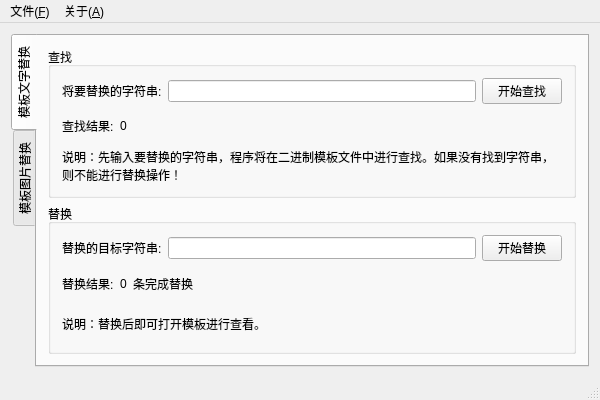
Qt form ReplaceAETemplate/Resource/replaceaetemplate.ui (csuft/ResourceReplacer) before a commit.
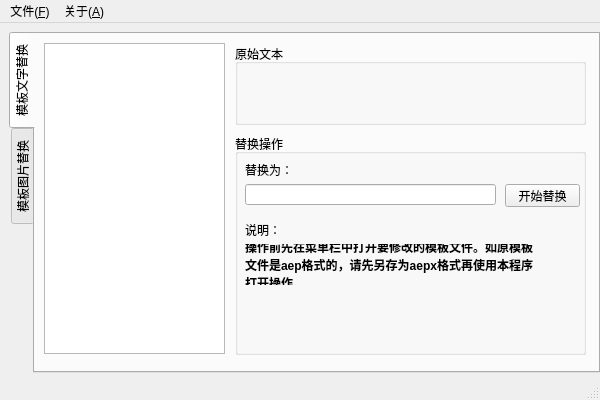
The same form after that commit. The open tabs and pages were chosen to show the change.

What changed in the file:
```diff
--- a/ReplaceAETemplate/Resource/replaceaetemplate.ui
+++ b/ReplaceAETemplate/Resource/replaceaetemplate.ui
@@ -14,9 +14,15 @@
    <string>ReplaceAETemplate</string>
   </property>
   <widget class="QWidget" name="centralWidget">
-   <layout class="QVBoxLayout" name="verticalLayout">
-    <item>
      <widget class="QTabWidget" name="tabWidget">
+    <property name="geometry">
+     <rect>
+      <x>9</x>
+      <y>9</y>
+      <width>591</width>
+      <height>341</height>
+     </rect>
+    </property>
       <property name="tabPosition">
        <enum>QTabWidget::West</enum>
       </property>
@@ -33,155 +39,122 @@
        <attribute name="toolTip">
         <string>替换二进制模板文件中的指定字符串</string>
        </attribute>
-       <layout class="QVBoxLayout" name="verticalLayout_4">
-        <item>
+     <widget class="QListWidget" name="textListWidget">
+      <property name="geometry">
+       <rect>
+        <x>9</x>
+        <y>9</y>
+        <width>181</width>
+        <height>311</height>
+       </rect>
+      </property>
+     </widget>
          <widget class="QGroupBox" name="groupBox">
+      <property name="geometry">
+       <rect>
+        <x>200</x>
+        <y>10</y>
+        <width>351</width>
+        <height>81</height>
+       </rect>
+      </property>
           <property name="title">
-           <string>查找</string>
-          </property>
-          <layout class="QVBoxLayout" name="verticalLayout_2">
-           <item>
-            <layout class="QHBoxLayout" name="horizontalLayout">
-             <item>
+       <string>原始文本</string>
+      </property>
+      <widget class="QLabel" name="originalTextLabel">
+       <property name="geometry">
+        <rect>
+         <x>10</x>
+         <y>30</y>
+         <width>54</width>
+         <height>12</height>
+        </rect>
+       </property>
+       <property name="text">
+        <string/>
+       </property>
+      </widget>
+     </widget>
+     <widget class="QGroupBox" name="groupBox_2">
+      <property name="geometry">
+       <rect>
+        <x>200</x>
+        <y>100</y>
+        <width>351</width>
+        <height>221</height>
+       </rect>
+      </property>
+      <property name="title">
+       <string>替换操作</string>
+      </property>
               <widget class="QLabel" name="label">
+       <property name="geometry">
+        <rect>
+         <x>10</x>
+         <y>30</y>
+         <width>54</width>
+         <height>12</height>
+        </rect>
+       </property>
                <property name="text">
-                <string>将要替换的字符串:</string>
-               </property>
-              </widget>
-             </item>
-             <item>
-              <widget class="QLineEdit" name="sourceCharLineEdit"/>
-             </item>
-             <item>
-              <widget class="QPushButton" name="searchCharButton">
+        <string>替换为：</string>
+       </property>
+      </widget>
+      <widget class="QLineEdit" name="newTextLineEdit">
+       <property name="geometry">
+        <rect>
+         <x>10</x>
+         <y>50</y>
+         <width>251</width>
+         <height>21</height>
+        </rect>
+       </property>
+      </widget>
+      <widget class="QPushButton" name="replaceTextButton">
+       <property name="geometry">
+        <rect>
+         <x>270</x>
+         <y>50</y>
+         <width>75</width>
+         <height>23</height>
+        </rect>
+       </property>
                <property name="text">
-                <string>开始查找</string>
-               </property>
-              </widget>
-             </item>
-            </layout>
-           </item>
-           <item>
-            <layout class="QHBoxLayout" name="horizontalLayout_2">
-             <item>
+        <string>开始替换</string>
+       </property>
+      </widget>
               <widget class="QLabel" name="label_2">
-               <property name="text">
-                <string>查找结果:</string>
-               </property>
-              </widget>
-             </item>
-             <item>
-              <widget class="QLabel" name="searchCharResult">
+       <property name="geometry">
+        <rect>
+         <x>10</x>
+         <y>90</y>
+         <width>54</width>
+         <height>12</height>
+        </rect>
+       </property>
                <property name="text">
-                <string>0</string>
-               </property>
-              </widget>
-             </item>
-             <item>
-              <spacer name="horizontalSpacer">
-               <property name="orientation">
-                <enum>Qt::Horizontal</enum>
-               </property>
-               <property name="sizeHint" stdset="0">
-                <size>
-                 <width>40</width>
-                 <height>20</height>
-                </size>
-               </property>
-              </spacer>
-             </item>
-            </layout>
-           </item>
-           <item>
+        <string>说明：</string>
+       </property>
+      </widget>
             <widget class="QLabel" name="label_4">
-             <property name="text">
-              <string>说明：先输入要替换的字符串，程序将在二进制模板文件中进行查找。如果没有找到字符串，
-则不能进行替换操作！</string>
-             </property>
-             <property name="scaledContents">
-              <bool>false</bool>
-             </property>
-            </widget>
-           </item>
-          </layout>
-         </widget>
-        </item>
-        <item>
-         <widget class="QGroupBox" name="groupBox_2">
-          <property name="title">
-           <string>替换</string>
-          </property>
-          <layout class="QVBoxLayout" name="verticalLayout_3">
-           <item>
-            <layout class="QHBoxLayout" name="horizontalLayout_3">
-             <item>
-              <widget class="QLabel" name="label_5">
+       <property name="geometry">
+        <rect>
+         <x>10</x>
+         <y>110</y>
+         <width>331</width>
+         <height>41</height>
+        </rect>
+       </property>
+       <property name="styleSheet">
+        <string notr="true">font-weight: bold;</string>
+       </property>
                <property name="text">
-                <string>替换的目标字符串:</string>
-               </property>
-              </widget>
-             </item>
-             <item>
-              <widget class="QLineEdit" name="destCharLineEdit"/>
-             </item>
-             <item>
-              <widget class="QPushButton" name="replaceCharButton">
-               <property name="text">
-                <string>开始替换</string>
-               </property>
-              </widget>
-             </item>
-            </layout>
-           </item>
-           <item>
-            <layout class="QHBoxLayout" name="horizontalLayout_4">
-             <item>
-              <widget class="QLabel" name="label_6">
-               <property name="text">
-                <string>替换结果:</string>
-               </property>
-              </widget>
-             </item>
-             <item>
-              <widget class="QLabel" name="replaceCharResult">
-               <property name="text">
-                <string>0</string>
-               </property>
-              </widget>
-             </item>
-             <item>
-              <widget class="QLabel" name="label_8">
-               <property name="text">
-                <string>条完成替换</string>
-               </property>
-              </widget>
-             </item>
-             <item>
-              <spacer name="horizontalSpacer_2">
-               <property name="orientation">
-                <enum>Qt::Horizontal</enum>
-               </property>
-               <property name="sizeHint" stdset="0">
-                <size>
-                 <width>40</width>
-                 <height>20</height>
-                </size>
-               </property>
-              </spacer>
-             </item>
-            </layout>
-           </item>
-           <item>
-            <widget class="QLabel" name="label_9">
-             <property name="text">
-              <string>说明：替换后即可打开模板进行查看。</string>
-             </property>
-            </widget>
-           </item>
-          </layout>
-         </widget>
-        </item>
-       </layout>
+        <string>操作前先在菜单栏中打开要修改的模板文件。如原模板
+文件是aep格式的，请先另存为aepx格式再使用本程序
+打开操作。</string>
+       </property>
+      </widget>
+     </widget>
       </widget>
       <widget class="QWidget" name="replaceImageTab">
        <attribute name="title">
@@ -305,8 +278,6 @@
        </widget>
       </widget>
      </widget>
-    </item>
-   </layout>
   </widget>
   <widget class="QMenuBar" name="menuBar">
    <property name="geometry">
```
Left out of the diff: 20 changed lines with no effect on the pictures. Lines whose indentation alone changed are shown as unchanged.
